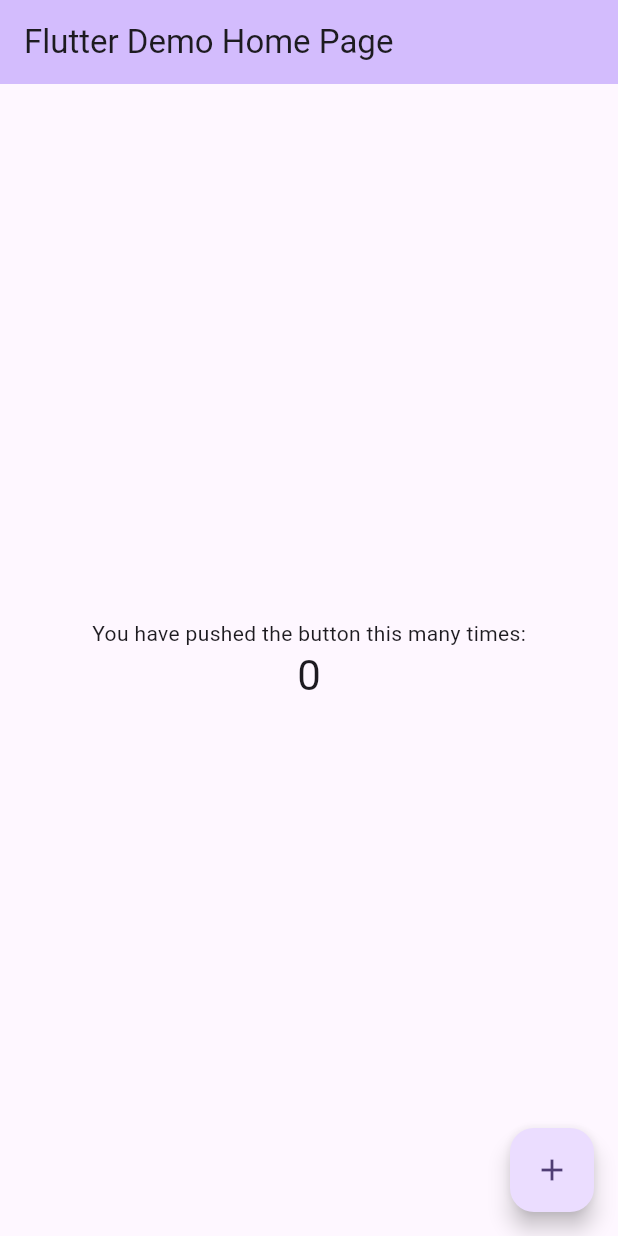
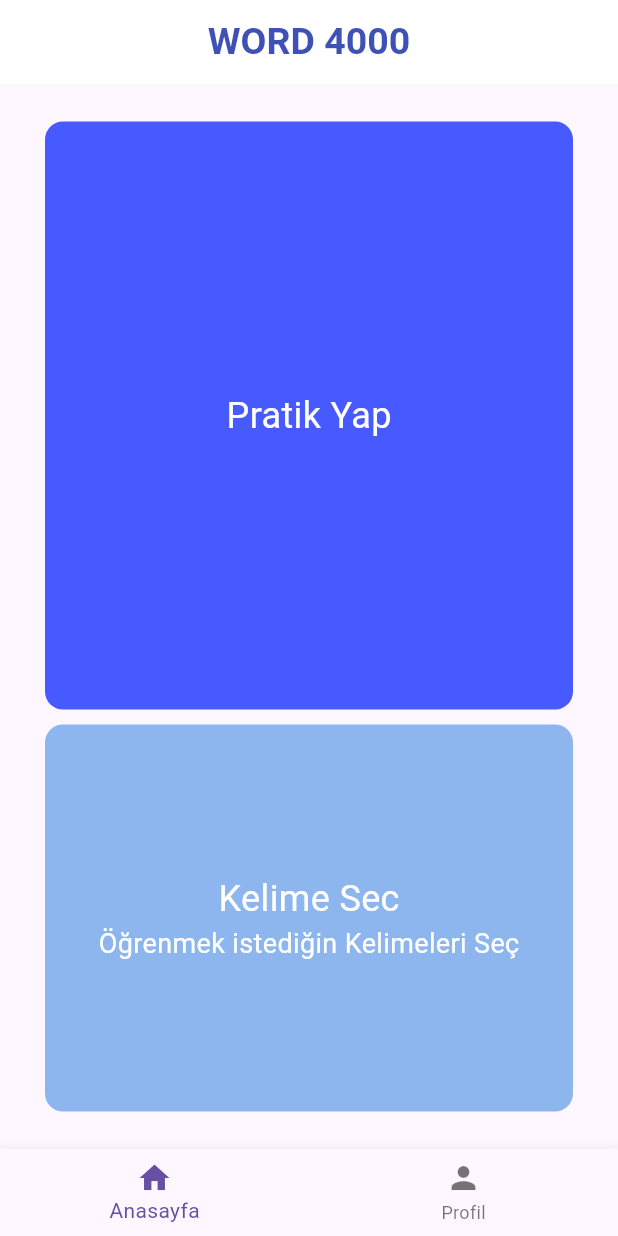
Before and after one commit to suleymanharbelioglu/Tez-Projesi-Kelime-Uygulamas-, a Flutter app: the screen it shows after launch, on a phone screen of 412 x 824 dp. Run offline on Flutter 3.47's test engine with Material 3 defaults, Android fonts, the phone set to English and light mode, and no system bars; our stand-ins replace google_fonts.

Commit message:
navbar homepage profil oluşturuldu

```diff
--- a/lib/main.dart
+++ b/lib/main.dart
@@ -1,125 +1,17 @@
 import 'package:flutter/material.dart';
+import 'package:flutter_application_3/pages/home_page.dart';
 
-void main() {
-  runApp(const MyApp());
-}
+void main() => runApp(const MyApp());
 
 class MyApp extends StatelessWidget {
   const MyApp({super.key});
 
-  // This widget is the root of your application.
   @override
   Widget build(BuildContext context) {
     return MaterialApp(
-      title: 'Flutter Demo',
-      theme: ThemeData(
-        // This is the theme of your application.
-        //
-        // TRY THIS: Try running your application with "flutter run". You'll see
-        // the application has a purple toolbar. Then, without quitting the app,
-        // try changing the seedColor in the colorScheme below to Colors.green
-        // and then invoke "hot reload" (save your changes or press the "hot
-        // reload" button in a Flutter-supported IDE, or press "r" if you used
-        // the command line to start the app).
-        //
-        // Notice that the counter didn't reset back to zero; the application
-        // state is not lost during the reload. To reset the state, use hot
-        // restart instead.
-        //
-        // This works for code too, not just values: Most code changes can be
-        // tested with just a hot reload.
-        colorScheme: ColorScheme.fromSeed(seedColor: Colors.deepPurple),
-        useMaterial3: true,
-      ),
-      home: const MyHomePage(title: 'Flutter Demo Home Page'),
+      debugShowCheckedModeBanner: false,
+      title: 'Material App',
+      home: HomePage(),
     );
   }
 }
-
-class MyHomePage extends StatefulWidget {
-  const MyHomePage({super.key, required this.title});
-
-  // This widget is the home page of your application. It is stateful, meaning
-  // that it has a State object (defined below) that contains fields that affect
-  // how it looks.
-
-  // This class is the configuration for the state. It holds the values (in this
-  // case the title) provided by the parent (in this case the App widget) and
-  // used by the build method of the State. Fields in a Widget subclass are
-  // always marked "final".
-
-  final String title;
-
-  @override
-  State<MyHomePage> createState() => _MyHomePageState();
-}
-
-class _MyHomePageState extends State<MyHomePage> {
-  int _counter = 0;
-
-  void _incrementCounter() {
-    setState(() {
-      // This call to setState tells the Flutter framework that something has
-      // changed in this State, which causes it to rerun the build method below
-      // so that the display can reflect the updated values. If we changed
-      // _counter without calling setState(), then the build method would not be
-      // called again, and so nothing would appear to happen.
-      _counter++;
-    });
-  }
-
-  @override
-  Widget build(BuildContext context) {
-    // This method is rerun every time setState is called, for instance as done
-    // by the _incrementCounter method above.
-    //
-    // The Flutter framework has been optimized to make rerunning build methods
-    // fast, so that you can just rebuild anything that needs updating rather
-    // than having to individually change instances of widgets.
-    return Scaffold(
-      appBar: AppBar(
-        // TRY THIS: Try changing the color here to a specific color (to
-        // Colors.amber, perhaps?) and trigger a hot reload to see the AppBar
-        // change color while the other colors stay the same.
-        backgroundColor: Theme.of(context).colorScheme.inversePrimary,
-        // Here we take the value from the MyHomePage object that was created by
-        // the App.build method, and use it to set our appbar title.
-        title: Text(widget.title),
-      ),
-      body: Center(
-        // Center is a layout widget. It takes a single child and positions it
-        // in the middle of the parent.
-        child: Column(
-          // Column is also a layout widget. It takes a list of children and
-          // arranges them vertically. By default, it sizes itself to fit its
-          // children horizontally, and tries to be as tall as its parent.
-          //
-          // Column has various properties to control how it sizes itself and
-          // how it positions its children. Here we use mainAxisAlignment to
-          // center the children vertically; the main axis here is the vertical
-          // axis because Columns are vertical (the cross axis would be
-          // horizontal).
-          //
-          // TRY THIS: Invoke "debug painting" (choose the "Toggle Debug Paint"
-          // action in the IDE, or press "p" in the console), to see the
-          // wireframe for each widget.
-          mainAxisAlignment: MainAxisAlignment.center,
-          children: <Widget>[
-            const Text(
-              'You have pushed the button this many times:',
-            ),
-            Text(
-              '$_counter',
-              style: Theme.of(context).textTheme.headlineMedium,
-            ),
-          ],
-        ),
-      ),
-      floatingActionButton: FloatingActionButton(
-        onPressed: _incrementCounter,
-        tooltip: 'Increment',
-        child: const Icon(Icons.add),
-      ), // This trailing comma makes auto-formatting nicer for build methods.
-    );
-  }
-}
--- /dev/null
+++ b/lib/pages/home_page.dart
@@ -0,0 +1,150 @@
+import 'package:flutter/material.dart';
+import 'package:flutter_application_3/pages/profil_page.dart';
+import 'package:google_fonts/google_fonts.dart';
+
+class HomePage extends StatefulWidget {
+  const HomePage({super.key});
+
+  @override
+  State<HomePage> createState() => _HomePageState();
+}
+
+class _HomePageState extends State<HomePage> {
+  int navBarIndex = 0;
+
+  @override
+  Widget build(BuildContext context) {
+    debugPrint("Home Page build");
+    return Scaffold(
+      appBar: appbar(),
+      body: Container(
+        margin: const EdgeInsets.all(20),
+        width: double.infinity,
+        child: Column(
+          mainAxisAlignment: MainAxisAlignment.spaceBetween,
+          crossAxisAlignment: CrossAxisAlignment.stretch,
+          children: [
+            Expanded(
+              flex: 3,
+              child: PratikYap(context),
+            ),
+            Expanded(
+              flex: 2,
+              child: KelimeSec(context),
+            ),
+          ],
+        ),
+      ),
+      bottomNavigationBar: bottomNavigationBar(),
+    );
+  }
+
+  BottomNavigationBar bottomNavigationBar() {
+    return BottomNavigationBar(
+      currentIndex: navBarIndex,
+      onTap: (value) {
+        setState(() {
+          navBarIndex = value;
+          debugPrint("navbarIndex : $navBarIndex");
+        });
+        if (value == 1) {
+          Navigator.of(context).push(MaterialPageRoute(
+            builder: (context) => const ProfilePage(),
+          ));
+        }
+      },
+      items: const [
+        BottomNavigationBarItem(
+            icon: Icon(
+              Icons.home,
+            ),
+            label: "Anasayfa"),
+        BottomNavigationBarItem(
+            icon: Icon(
+              Icons.person,
+            ),
+            label: "Profil"),
+      ],
+    );
+  }
+
+  PratikYap(BuildContext context) {
+    return Container(
+      margin: const EdgeInsets.symmetric(horizontal: 10, vertical: 5),
+      child: InkWell(
+        onTap: () {},
+        child: Ink(
+          height: 120,
+          width: double.infinity,
+          decoration: BoxDecoration(
+            color: Color.fromARGB(255, 71, 90, 255),
+            borderRadius: BorderRadius.circular(12),
+          ),
+          child: const Center(
+            child: Text(
+              "Pratik Yap",
+              style: TextStyle(
+                fontSize: 24,
+                color: Colors.white,
+              ),
+            ),
+          ),
+        ),
+      ),
+    );
+  }
+
+  KelimeSec(BuildContext context) {
+    return Container(
+      child: InkWell(
+        onTap: () {},
+        child: Container(
+          margin: const EdgeInsets.symmetric(horizontal: 10, vertical: 5),
+          child: Ink(
+            height: 90,
+            decoration: BoxDecoration(
+              color: Color.fromARGB(255, 142, 182, 238),
+              borderRadius: BorderRadius.circular(12),
+            ),
+            child: const Column(
+              mainAxisAlignment: MainAxisAlignment.center,
+              children: [
+                Text(
+                  "Kelime Sec",
+                  style: TextStyle(
+                    fontSize: 24,
+                    color: Colors.white,
+                  ),
+                ),
+                Text(
+                  "Öğrenmek istediğin Kelimeleri Seç",
+                  style: TextStyle(
+                    fontSize: 18,
+                    color: Colors.white,
+                  ),
+                ),
+              ],
+            ),
+          ),
+        ),
+      ),
+    );
+  }
+
+  AppBar appbar() {
+    return AppBar(
+      automaticallyImplyLeading: false,
+      backgroundColor: Colors.white,
+      title: Center(
+        child: Text(
+          "WORD 4000",
+          style: GoogleFonts.aBeeZee(
+            fontSize: 25,
+            fontWeight: FontWeight.bold,
+            color: Colors.indigo,
+          ),
+        ),
+      ),
+    );
+  }
+}
--- a/pubspec.yaml
+++ b/pubspec.yaml
@@ -35,6 +35,7 @@ dependencies:
   # The following adds the Cupertino Icons font to your application.
   # Use with the CupertinoIcons class for iOS style icons.
   cupertino_icons: ^1.0.6
+  google_fonts: ^6.2.1
 
 dev_dependencies:
   flutter_test:
```
Also changed, not shown: lib/pages/profil_page.dart (added, +201 -0 lines), 1 other file.
